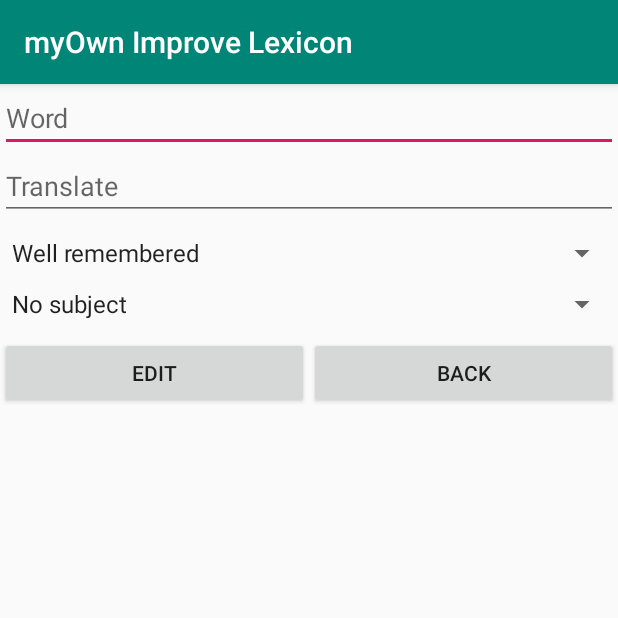
After one commit to shatik20188/myOwnImproveLexicon, an Android app: the EditWordActivity screen opened directly, with no data from a screen before it, on a phone screen of 412 x 824 dp, the top half of it. The commit adds this screen. Run offline under Robolectric (Android 15) with nearby library versions, the phone set to English and light mode, and no system bars; 6 statements that could not run were skipped.

Commit message:
v0.0 23.10 19:40

```diff
--- a/app/src/main/AndroidManifest.xml
+++ b/app/src/main/AndroidManifest.xml
@@ -11,7 +11,6 @@
         android:supportsRtl="true"
         android:theme="@style/AppTheme"
         tools:ignore="GoogleAppIndexingWarning">
-
         <activity
             android:name=".MainActivity"
             android:label="@string/app_name"
@@ -22,17 +21,14 @@
                 <category android:name="android.intent.category.LAUNCHER" />
             </intent-filter>
         </activity>
-
         <activity
             android:name=".AddNewWordActivity"
             android:label="@string/add_new_word" />
-
         <activity
             android:name=".ThemesActivity"
             android:label="@string/themes"
             android:theme="@style/AppTheme" />
-
-
+        <activity android:name=".EditWordActivity"></activity>
     </application>
 
 </manifest>
--- /dev/null
+++ b/app/src/main/java/com/example/shati/myownimprovelexicon/EditWordActivity.java
@@ -0,0 +1,128 @@
+package com.example.shati.myownimprovelexicon;
+
+import android.content.ContentValues;
+import android.database.Cursor;
+import android.support.v7.app.AppCompatActivity;
+import android.os.Bundle;
+import android.util.Log;
+import android.view.View;
+import android.widget.ArrayAdapter;
+import android.widget.Button;
+import android.widget.EditText;
+import android.widget.SimpleCursorAdapter;
+import android.widget.Spinner;
+
+public class EditWordActivity extends AppCompatActivity implements View.OnClickListener {
+
+    Button btnBack, btnEdit;
+    Spinner spinDegree, spinTheme;
+    EditText editTextWord, editTextTranslate;
+    DBHelper dbHelper;
+    SimpleCursorAdapter spinAdapter;
+    long idWord;
+
+    @Override
+    protected void onCreate(Bundle savedInstanceState) {
+        super.onCreate(savedInstanceState);
+        setContentView(R.layout.activity_edit_word);
+
+        btnBack = (Button) findViewById(R.id.editW_Back);
+        btnBack.setOnClickListener(this);
+        btnEdit = (Button) findViewById(R.id.editW_EditWord);
+        btnEdit.setOnClickListener(this);
+        spinDegree = (Spinner) findViewById(R.id.editW_SpinDegree);
+        spinTheme = (Spinner) findViewById(R.id.editW_SpinTheme);
+        editTextTranslate = (EditText) findViewById(R.id.editW_Translate);
+        editTextWord = (EditText) findViewById(R.id.editW_Word);
+        dbHelper = new DBHelper(this);
+        dbHelper.open(true);
+
+        String[] degreeFrom = { DBHelper.DEGREE_COL_NAME };
+        int[] degreeTo = { android.R.id.text1 };
+
+        String[] themesFrom = { DBHelper.THEMES_COL_NAME };
+        int[] themesTo = { android.R.id.text1 };
+
+        Cursor cursor = dbHelper.getDegreeData();
+        spinAdapter = new SimpleCursorAdapter(this, android.R.layout.simple_spinner_item,
+                cursor, degreeFrom, degreeTo, 2);
+        spinAdapter.setDropDownViewResource(android.R.layout.simple_spinner_dropdown_item);
+        spinDegree.setAdapter(spinAdapter);
+
+        cursor = dbHelper.getThemesData();
+        spinAdapter = new SimpleCursorAdapter(this, android.R.layout.simple_spinner_item,
+                cursor, themesFrom, themesTo, 0);
+        spinAdapter.setDropDownViewResource(android.R.layout.simple_spinner_dropdown_item);
+        spinTheme.setAdapter(spinAdapter);
+
+        String word = getIntent().getStringExtra("word");
+        cursor = dbHelper.getWordByWord(word);
+        cursor.moveToFirst();
+
+        idWord = cursor.getLong(cursor.getColumnIndex(DBHelper.WORDS_COL_ID));
+        long idDegree = cursor.getLong(cursor.getColumnIndex(DBHelper.WORDS_COL_ID_DEGREE));
+        long idTheme = cursor.getLong(cursor.getColumnIndex(DBHelper.WORDS_COL_ID_THEME));
+
+        idWord = cursor.getLong(cursor.getColumnIndex(DBHelper.WORDS_COL_ID));
+        editTextWord.setText(cursor.getString(cursor.getColumnIndex(DBHelper.WORDS_COL_WORD)));
+        editTextTranslate.setText(cursor.getString(cursor.getColumnIndex(DBHelper.WORDS_COL_TRANSLATE)));
+        setSpinnerSelectionById(spinDegree, idDegree);
+        setSpinnerSelectionById(spinTheme, idTheme);
+    }
+
+    private void setSpinnerSelectionById(Spinner spin, long id) {
+        for (int i = 0; i < spin.getCount(); i++) {
+            if (spin.getItemIdAtPosition(i) == id) {
+                spin.setSelection(i);
+                break;
+            }
+        }
+    }
+
+    @Override
+    public void onClick(View view) {
+        switch (view.getId()) {
+            case R.id.editW_EditWord:
+
+                Cursor cursor = dbHelper.getDegreeData();
+                cursor.moveToFirst();
+                String[] degreeData = new String[cursor.getCount()];
+                for (int i=0; i < degreeData.length; i++, cursor.moveToNext()) {
+                    degreeData[i] = cursor.getString(cursor.getColumnIndex(DBHelper.DEGREE_COL_NAME));
+                }
+
+                cursor = dbHelper.getThemesData();
+                cursor.moveToFirst();
+                String[] themesData = new String[cursor.getCount()];
+                for (int i=0; i < themesData.length; i++, cursor.moveToNext()) {
+                    themesData[i] = cursor.getString(cursor.getColumnIndex(DBHelper.THEMES_COL_NAME));
+                }
+
+                String enteredWord = editTextWord.getText().toString();
+                String enteredTranslate = editTextTranslate.getText().toString();
+
+                String chosenTheme = themesData[spinTheme.getSelectedItemPosition()];
+                String chosenDegree = degreeData[spinDegree.getSelectedItemPosition()];
+
+                int themeId = dbHelper.getThemeIdByName(chosenTheme);
+                int degreeId = dbHelper.getDegreeIdByName(chosenDegree);
+
+                ContentValues contentValues = new ContentValues();
+                contentValues.put(DBHelper.WORDS_COL_WORD, enteredWord);
+                contentValues.put(DBHelper.WORDS_COL_TRANSLATE, enteredTranslate);
+                contentValues.put(DBHelper.WORDS_COL_ID_DEGREE, degreeId);
+                contentValues.put(DBHelper.WORDS_COL_ID_THEME, themeId);
+
+                dbHelper.getSQLiteDatabase().update(DBHelper.WORDS_TABLE_NAME,
+                        contentValues, DBHelper.WORDS_COL_ID + " = ?",
+                        new String[] { String.valueOf(idWord) } );
+
+                finish();
+                break;
+
+            case R.id.editW_Back:
+                finish();
+                break;
+        }
+    }
+}
--- /dev/null
+++ b/app/src/main/res/layout/activity_edit_word.xml
@@ -0,0 +1,60 @@
+<?xml version="1.0" encoding="utf-8"?>
+<LinearLayout xmlns:android="http://schemas.android.com/apk/res/android"
+    xmlns:app="http://schemas.android.com/apk/res-auto"
+    xmlns:tools="http://schemas.android.com/tools"
+    android:layout_width="match_parent"
+    android:layout_height="match_parent"
+    android:orientation="vertical"
+    tools:context=".EditWordActivity">
+
+    <EditText
+        android:id="@+id/editW_Word"
+        android:layout_width="match_parent"
+        android:layout_height="wrap_content"
+        android:ems="10"
+        android:hint="@string/word"
+        android:inputType="textPersonName" />
+
+    <EditText
+        android:id="@+id/editW_Translate"
+        android:layout_width="match_parent"
+        android:layout_height="wrap_content"
+        android:ems="10"
+        android:hint="@string/translate"
+        android:inputType="textPersonName" />
+
+    <Spinner
+        android:id="@+id/editW_SpinDegree"
+        android:layout_width="match_parent"
+        android:layout_height="wrap_content"
+        android:layout_marginTop="10dp"
+        android:layout_marginBottom="10dp" />
+
+    <Spinner
+        android:id="@+id/editW_SpinTheme"
+        android:layout_width="match_parent"
+        android:layout_height="wrap_content"
+        android:layout_marginBottom="10dp" />
+
+    <LinearLayout
+        android:layout_width="match_parent"
+        android:layout_height="match_parent"
+        android:orientation="horizontal">
+
+
+        <Button
+            android:id="@+id/editW_EditWord"
+            android:layout_width="wrap_content"
+            android:layout_height="wrap_content"
+            android:layout_weight="1"
+            android:text="@string/edit" />
+
+        <Button
+            android:id="@+id/editW_Back"
+            android:layout_width="wrap_content"
+            android:layout_height="wrap_content"
+            android:layout_weight="1"
+            android:text="@string/back" />
+    </LinearLayout>
+
+</LinearLayout>
--- a/app/src/main/res/values/strings.xml
+++ b/app/src/main/res/values/strings.xml
@@ -30,4 +30,5 @@
     <string name="themes">Themes</string>
     <string name="title_activity_themes">ThemesActivity</string>
     <string name="add_theme">Add theme</string>
+    <string name="edit">Edit</string>
 </resources>
```
Also changed, not shown: app/src/main/java/com/example/shati/myownimprovelexicon/DBHelper.java (+24 -0 lines), app/src/main/java/com/example/shati/myownimprovelexicon/VocabularyFragment.java (+11 -5 lines).
